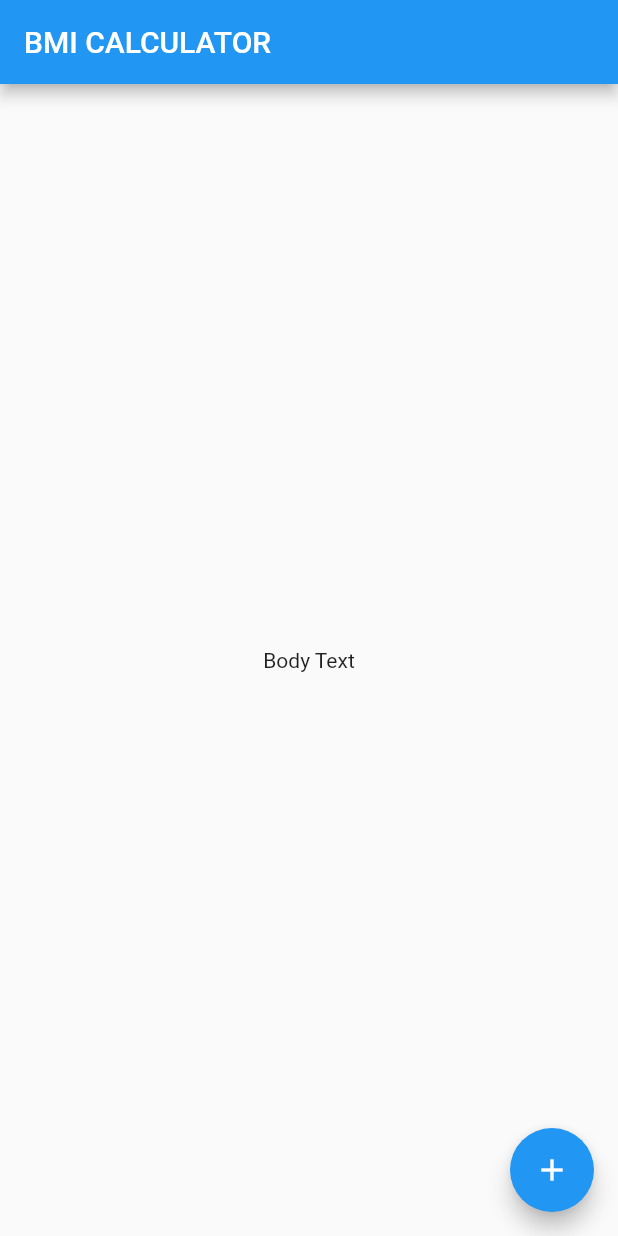
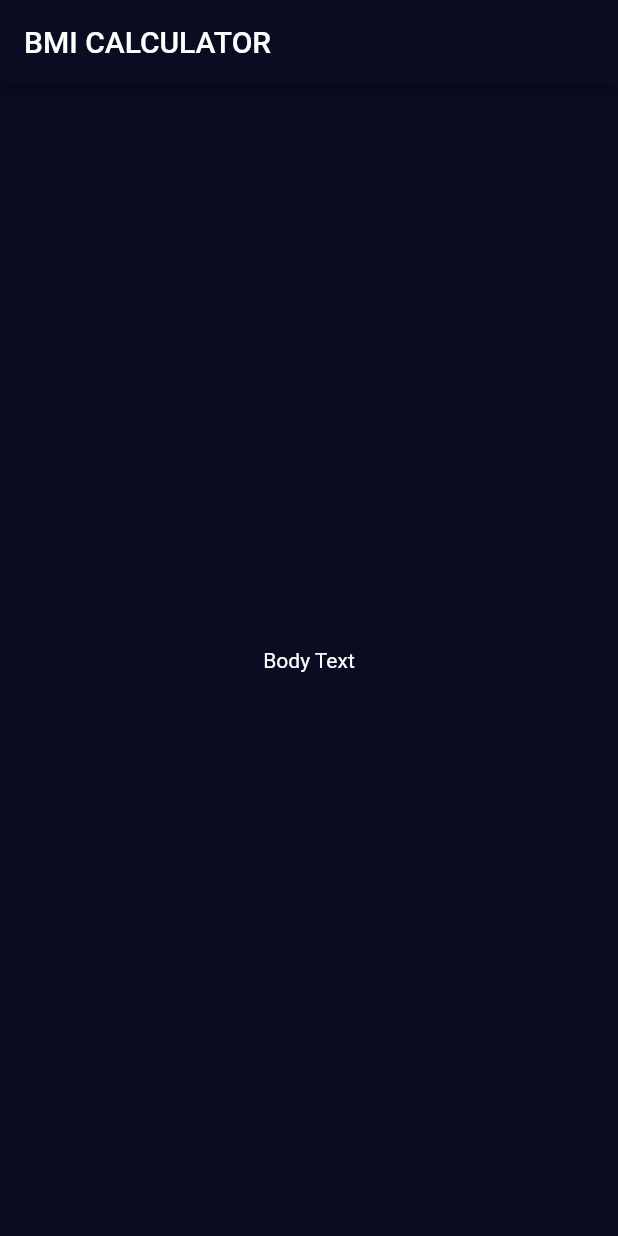
Before and after one commit to kawarimidoll/flutter_course_bmi_calculator, a Flutter app: the screen it shows after launch, on a phone screen of 412 x 824 dp. Run offline on Flutter 3.47's test engine with Material 2 defaults, Android fonts, the phone set to English and light mode, and no system bars.

Commit message:
separate InputPage to input_page.dart

```diff
--- /dev/null
+++ b/lib/input_page.dart
@@ -0,0 +1,20 @@
+import 'package:flutter/material.dart';
+
+class InputPage extends StatefulWidget {
+  @override
+  _InputPageState createState() => _InputPageState();
+}
+
+class _InputPageState extends State<InputPage> {
+  @override
+  Widget build(BuildContext context) {
+    return Scaffold(
+      appBar: AppBar(
+        title: Text('BMI CALCULATOR'),
+      ),
+      body: Center(
+        child: Text('Body Text'),
+      ),
+    );
+  }
+}
--- a/lib/main.dart
+++ b/lib/main.dart
@@ -1,4 +1,5 @@
 import 'package:flutter/material.dart';
+import 'input_page.dart';
 
 void main() => runApp(BMICalculator());
 
@@ -6,29 +7,12 @@ class BMICalculator extends StatelessWidget {
   @override
   Widget build(BuildContext context) {
     return MaterialApp(
+      debugShowCheckedModeBanner: false,
+      theme: ThemeData.dark().copyWith(
+        primaryColor: Color(0xFF0A0D22),
+        scaffoldBackgroundColor: Color(0xFF0A0D22),
+      ),
       home: InputPage(),
     );
   }
 }
-
-class InputPage extends StatefulWidget {
-  @override
-  _InputPageState createState() => _InputPageState();
-}
-
-class _InputPageState extends State<InputPage> {
-  @override
-  Widget build(BuildContext context) {
-    return Scaffold(
-      appBar: AppBar(
-        title: Text('BMI CALCULATOR'),
-      ),
-      body: Center(
-        child: Text('Body Text'),
-      ),
-      floatingActionButton: FloatingActionButton(
-        child: Icon(Icons.add),
-      ),
-    );
-  }
-}
```
